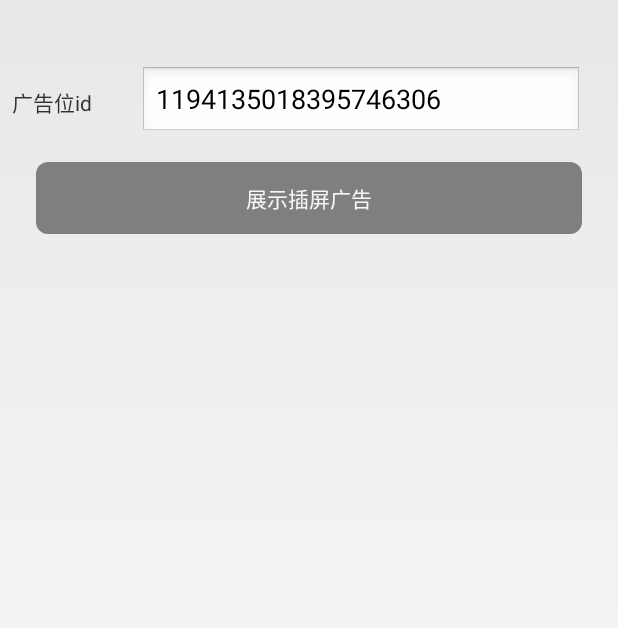
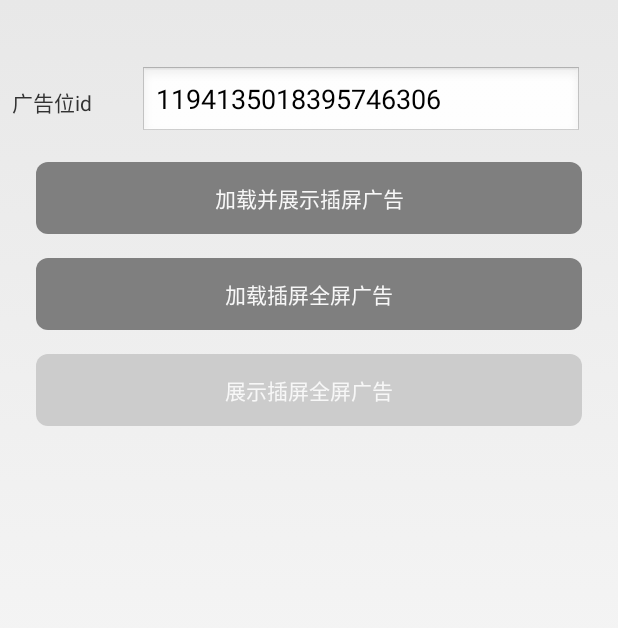
Before and after one commit to MobClub/MobAD-for-Android, an Android app: the InterstitialAdActivity screen opened directly, with no data from a screen before it, on a phone screen of 412 x 824 dp. Shown: the top 628 px of the screen. Run offline under Robolectric (Android 15) with nearby library versions, the phone set to English and light mode, and no system bars.

Commit message:
update v2.1.3

```diff
--- a/Sample/app/build.gradle
+++ b/Sample/app/build.gradle
@@ -45,7 +45,6 @@ android {
 }
 repositories {
     flatDir {
-        dirs '../../../MobAdSDK/libs'
         dirs 'libs'
     }
 }
--- a/Sample/app/src/main/java/com/mob/adsdk/sample/MobConstants.java
+++ b/Sample/app/src/main/java/com/mob/adsdk/sample/MobConstants.java
@@ -16,7 +16,7 @@ public class MobConstants {
 			banner_id = "1193840871388151810";
 			interstitial_id = "1194135018395746306";
 			native_express_id = "1194135313452449794";
-			native_feed_id = "1194135373342916609";
+			native_feed_id = "1248144815063142401";
 			reward_id = "1194135203918200833";
 			full_video_id = "1194135154777735170";
 			draw_video_id = "1194135106937503745";
--- a/Sample/app/src/main/java/com/mob/adsdk/sample/SplashActivity.java
+++ b/Sample/app/src/main/java/com/mob/adsdk/sample/SplashActivity.java
@@ -93,7 +93,6 @@ public class SplashActivity extends Activity implements SplashAdListener , View.
                     if (needStartDemoList) {
                         SplashActivity.this.startActivity(new Intent(SplashActivity.this, MainActivity.class));
                     }
-                    Toast.makeText(SplashActivity.this, "服务授权后才能正常使用", Toast.LENGTH_SHORT).show();
                     SplashActivity.this.finish();
                 }
             }, 200);
--- /dev/null
+++ b/Sample/app/src/main/res/drawable/enable_bg.xml
@@ -0,0 +1,15 @@
+<?xml version="1.0" encoding="utf-8"?>
+<layer-list xmlns:android="http://schemas.android.com/apk/res/android">
+<item
+    android:left="24dp"
+    android:right="24dp">
+    <shape>
+        <solid android:color="#CCC"/>
+        <corners
+            android:topLeftRadius="8dp"
+            android:topRightRadius="8dp"
+            android:bottomRightRadius="8dp"
+            android:bottomLeftRadius="8dp" />
+    </shape>
+</item>
+</layer-list>
--- a/Sample/app/src/main/res/layout/activity_interstitial_ad.xml
+++ b/Sample/app/src/main/res/layout/activity_interstitial_ad.xml
@@ -42,8 +42,32 @@ tools:context=".InterstitialAdActivity">
     android:layout_height="wrap_content"
     android:layout_centerInParent="true"
     android:layout_marginTop="16dp"
-    android:text="展示插屏广告"
+    android:text="加载并展示插屏广告"
     app:layout_constraintEnd_toEndOf="parent"
     app:layout_constraintStart_toStartOf="parent"
     app:layout_constraintTop_toBottomOf="@+id/et_pos_id" />
+
+    <Button
+        android:id="@+id/loadFullVideoAD"
+        android:layout_width="match_parent"
+        android:layout_height="wrap_content"
+        android:layout_centerInParent="true"
+        android:layout_marginTop="16dp"
+        android:text="加载插屏全屏广告"
+        app:layout_constraintEnd_toEndOf="parent"
+        app:layout_constraintStart_toStartOf="parent"
+        app:layout_constraintTop_toBottomOf="@+id/showInterstitailAD" />
+
+    <Button
+        android:id="@+id/showFullVideoAD"
+        android:layout_width="match_parent"
+        android:layout_height="wrap_content"
+        android:layout_centerInParent="true"
+        android:enabled="false"
+        android:background="@drawable/enable_bg"
+        android:layout_marginTop="16dp"
+        android:text="展示插屏全屏广告"
+        app:layout_constraintEnd_toEndOf="parent"
+        app:layout_constraintStart_toStartOf="parent"
+        app:layout_constraintTop_toBottomOf="@+id/loadFullVideoAD" />
 </android.support.constraint.ConstraintLayout>
```
Also changed, not shown: Sample/app/src/main/java/com/mob/adsdk/sample/InterstitialAdActivity.java (+31 -10 lines), Sample/app/src/main/java/com/mob/adsdk/sample/MainActivity.java (+9 -7 lines), 1 other file.
